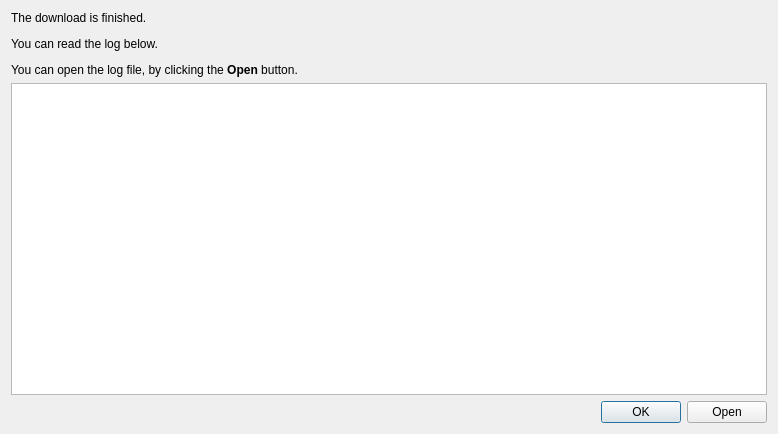
Before: the Qt Designer form ui/sg_log_base.ui in kartoza/sg-diagram-downloader, drawn with Qt 5.
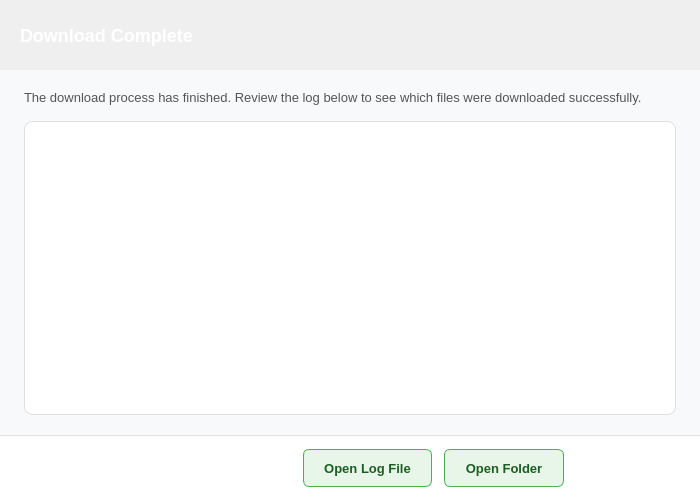
After: the same form once the commit is applied.

Commit message: Redesign download dialog with modern, intuitive UI

Patch:
```diff
--- a/ui/sg_log_base.ui
+++ b/ui/sg_log_base.ui
@@ -6,38 +6,350 @@
    <rect>
     <x>0</x>
     <y>0</y>
-    <width>778</width>
-    <height>434</height>
+    <width>700</width>
+    <height>500</height>
    </rect>
   </property>
+  <property name="minimumSize">
+   <size>
+    <width>500</width>
+    <height>400</height>
+   </size>
+  </property>
   <property name="windowTitle">
    <string>Surveyor General Diagram Log</string>
   </property>
-  <layout class="QVBoxLayout" name="verticalLayout">
+  <layout class="QVBoxLayout" name="main_layout">
+   <property name="spacing">
+    <number>0</number>
+   </property>
+   <property name="leftMargin">
+    <number>0</number>
+   </property>
+   <property name="topMargin">
+    <number>0</number>
+   </property>
+   <property name="rightMargin">
+    <number>0</number>
+   </property>
+   <property name="bottomMargin">
+    <number>0</number>
+   </property>
+
+   <!-- Header -->
    <item>
-    <widget class="QLabel" name="label">
-     <property name="text">
-      <string>&lt;html&gt;&lt;head/&gt;&lt;body&gt;&lt;p&gt;The download is finished.&lt;/p&gt;&lt;p&gt;You can read the log below.&lt;/p&gt;&lt;p&gt;You can open the log file, by clicking the &lt;span style=&quot; font-weight:600;&quot;&gt;Open&lt;/span&gt; button.&lt;/p&gt;&lt;/body&gt;&lt;/html&gt;</string>
+    <widget class="QFrame" name="header_frame">
+     <property name="minimumSize">
+      <size>
+       <width>0</width>
+       <height>70</height>
+      </size>
      </property>
-     <property name="wordWrap">
-      <bool>true</bool>
+     <property name="maximumSize">
+      <size>
+       <width>16777215</width>
+       <height>70</height>
+      </size>
      </property>
+     <property name="styleSheet">
+      <string notr="true">
+QFrame#header_frame {
+    background: qlineargradient(x1:0, y1:0, x2:1, y2:0,
+        stop:0 #1a5f2a, stop:0.5 #228b22, stop:1 #2e8b57);
+    border: none;
+}
+      </string>
+     </property>
+     <layout class="QHBoxLayout" name="header_layout">
+      <property name="leftMargin">
+       <number>20</number>
+      </property>
+      <property name="topMargin">
+       <number>15</number>
+      </property>
+      <property name="rightMargin">
+       <number>20</number>
+      </property>
+      <property name="bottomMargin">
+       <number>15</number>
+      </property>
+      <item>
+       <widget class="QLabel" name="header_title">
+        <property name="styleSheet">
+         <string notr="true">
+QLabel {
+    color: white;
+    font-size: 18px;
+    font-weight: bold;
+    background: transparent;
+}
+         </string>
+        </property>
+        <property name="text">
+         <string>Download Complete</string>
+        </property>
+       </widget>
+      </item>
+      <item>
+       <spacer name="header_spacer">
+        <property name="orientation">
+         <enum>Qt::Horizontal</enum>
+        </property>
+        <property name="sizeHint" stdset="0">
+         <size>
+          <width>40</width>
+          <height>20</height>
+         </size>
+        </property>
+       </spacer>
+      </item>
+      <item>
+       <widget class="QLabel" name="header_stats">
+        <property name="styleSheet">
+         <string notr="true">
+QLabel {
+    color: rgba(255, 255, 255, 0.9);
+    font-size: 12px;
+    background: transparent;
+}
+         </string>
+        </property>
+        <property name="text">
+         <string/>
+        </property>
+        <property name="alignment">
+         <set>Qt::AlignRight|Qt::AlignVCenter</set>
+        </property>
+       </widget>
+      </item>
+     </layout>
     </widget>
    </item>
+
+   <!-- Content -->
    <item>
-    <widget class="QTextEdit" name="text_edit_log"/>
+    <widget class="QWidget" name="content_widget">
+     <property name="styleSheet">
+      <string notr="true">
+QWidget#content_widget {
+    background-color: #f8f9fa;
+}
+      </string>
+     </property>
+     <layout class="QVBoxLayout" name="content_layout">
+      <property name="spacing">
+       <number>16</number>
+      </property>
+      <property name="leftMargin">
+       <number>24</number>
+      </property>
+      <property name="topMargin">
+       <number>20</number>
+      </property>
+      <property name="rightMargin">
+       <number>24</number>
+      </property>
+      <property name="bottomMargin">
+       <number>20</number>
+      </property>
+      <item>
+       <widget class="QLabel" name="label">
+        <property name="styleSheet">
+         <string notr="true">
+QLabel {
+    color: #555;
+    font-size: 13px;
+    line-height: 1.5;
+}
+         </string>
+        </property>
+        <property name="text">
+         <string>The download process has finished. Review the log below to see which files were downloaded successfully.</string>
+        </property>
+        <property name="wordWrap">
+         <bool>true</bool>
+        </property>
+       </widget>
+      </item>
+      <item>
+       <widget class="QTextEdit" name="text_edit_log">
+        <property name="styleSheet">
+         <string notr="true">
+QTextEdit {
+    background-color: white;
+    border: 1px solid #e0e0e0;
+    border-radius: 8px;
+    padding: 12px;
+    font-family: "Consolas", "Monaco", "Courier New", monospace;
+    font-size: 12px;
+    color: #333;
+}
+         </string>
+        </property>
+        <property name="readOnly">
+         <bool>true</bool>
+        </property>
+       </widget>
+      </item>
+     </layout>
+    </widget>
    </item>
+
+   <!-- Footer -->
    <item>
-    <widget class="QDialogButtonBox" name="button_box">
-     <property name="orientation">
-      <enum>Qt::Horizontal</enum>
+    <widget class="QFrame" name="footer_frame">
+     <property name="minimumSize">
+      <size>
+       <width>0</width>
+       <height>65</height>
+      </size>
      </property>
-     <property name="standardButtons">
-      <set>QDialogButtonBox::Ok|QDialogButtonBox::Open</set>
+     <property name="maximumSize">
+      <size>
+       <width>16777215</width>
+       <height>65</height>
+      </size>
      </property>
-     <property name="centerButtons">
-      <bool>false</bool>
+     <property name="styleSheet">
+      <string notr="true">
+QFrame#footer_frame {
+    background-color: white;
+    border-top: 1px solid #e0e0e0;
+}
+      </string>
      </property>
+     <layout class="QHBoxLayout" name="footer_layout">
+      <property name="spacing">
+       <number>12</number>
+      </property>
+      <property name="leftMargin">
+       <number>24</number>
+      </property>
+      <property name="topMargin">
+       <number>12</number>
+      </property>
+      <property name="rightMargin">
+       <number>24</number>
+      </property>
+      <property name="bottomMargin">
+       <number>12</number>
+      </property>
+      <item>
+       <spacer name="footer_spacer">
+        <property name="orientation">
+         <enum>Qt::Horizontal</enum>
+        </property>
+        <property name="sizeHint" stdset="0">
+         <size>
+          <width>40</width>
+          <height>20</height>
+         </size>
+        </property>
+       </spacer>
+      </item>
+      <item>
+       <widget class="QPushButton" name="button_open_log">
+        <property name="minimumSize">
+         <size>
+          <width>120</width>
+          <height>38</height>
+         </size>
+        </property>
+        <property name="styleSheet">
+         <string notr="true">
+QPushButton {
+    font-size: 13px;
+    font-weight: 500;
+    padding: 8px 20px;
+    border: 1px solid #4caf50;
+    border-radius: 6px;
+    background-color: #e8f5e9;
+    color: #1b5e20;
+}
+QPushButton:hover {
+    background-color: #c8e6c9;
+}
+QPushButton:pressed {
+    background-color: #a5d6a7;
+}
+         </string>
+        </property>
+        <property name="text">
+         <string>Open Log File</string>
+        </property>
+       </widget>
+      </item>
+      <item>
+       <widget class="QPushButton" name="button_open_folder">
+        <property name="minimumSize">
+         <size>
+          <width>120</width>
+          <height>38</height>
+         </size>
+        </property>
+        <property name="styleSheet">
+         <string notr="true">
+QPushButton {
+    font-size: 13px;
+    font-weight: 500;
+    padding: 8px 20px;
+    border: 1px solid #4caf50;
+    border-radius: 6px;
+    background-color: #e8f5e9;
+    color: #1b5e20;
+}
+QPushButton:hover {
+    background-color: #c8e6c9;
+}
+QPushButton:pressed {
+    background-color: #a5d6a7;
+}
+         </string>
+        </property>
+        <property name="text">
+         <string>Open Folder</string>
+        </property>
+       </widget>
+      </item>
+      <item>
+       <widget class="QPushButton" name="button_close">
+        <property name="minimumSize">
+         <size>
+          <width>100</width>
+          <height>38</height>
+         </size>
+        </property>
+        <property name="styleSheet">
+         <string notr="true">
+QPushButton {
+    font-size: 13px;
+    font-weight: bold;
+    padding: 8px 20px;
+    border: none;
+    border-radius: 6px;
+    background: qlineargradient(x1:0, y1:0, x2:1, y2:0,
+        stop:0 #1a5f2a, stop:1 #228b22);
+    color: white;
+}
+QPushButton:hover {
+    background: qlineargradient(x1:0, y1:0, x2:1, y2:0,
+        stop:0 #228b22, stop:1 #2e8b57);
+}
+QPushButton:pressed {
+    background: qlineargradient(x1:0, y1:0, x2:1, y2:0,
+        stop:0 #145020, stop:1 #1a6b1a);
+}
+         </string>
+        </property>
+        <property name="text">
+         <string>Close</string>
+        </property>
+        <property name="default">
+         <bool>true</bool>
+        </property>
+       </widget>
+      </item>
+     </layout>
     </widget>
    </item>
   </layout>
```
Left out of the diff: 36 changed lines with no effect on the pictures. The commit also changes 3 other files.
